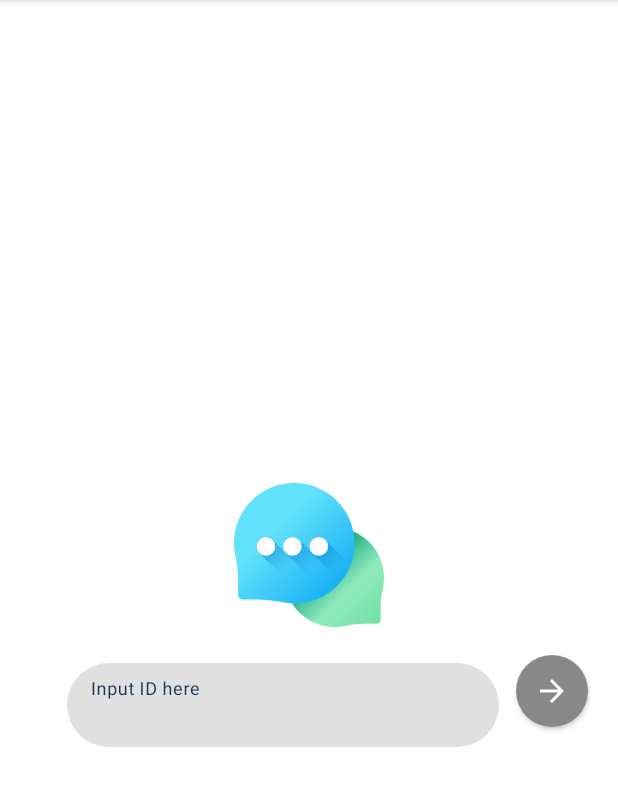
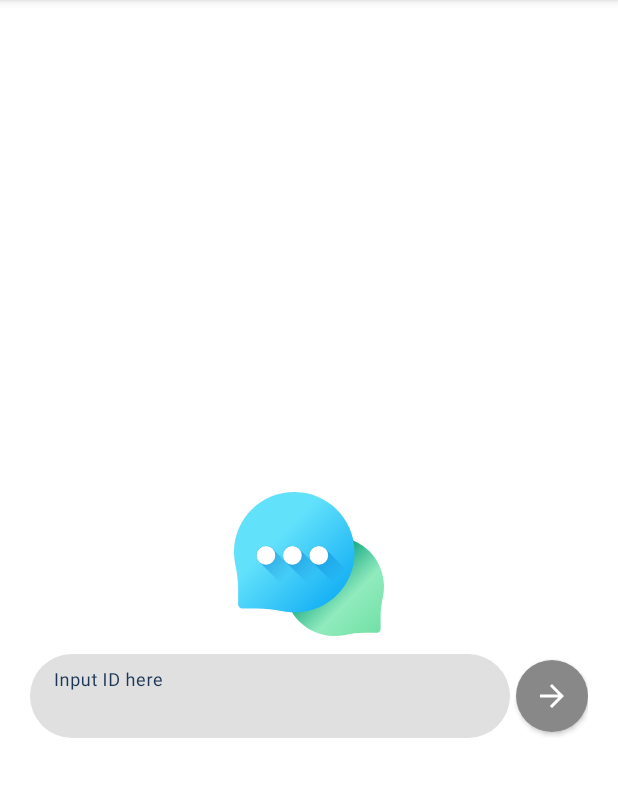
Before and after one commit to c3ll256/chaat-client-android, an Android app: the screen it shows after launch (LandingActivity), on a phone screen of 412 x 824 dp, the part 84-890 px from its top. Run offline under Robolectric (Android 15) with nearby library versions, the phone set to English and light mode, and no system bars; our stand-ins replace Volley; libraries missing offline, so code that uses them is left out: com.alibaba.fastjson.

Commit message:
修改部分样式 修正 消息发送 senderId 问题

```diff
--- a/app/src/main/java/com/c3ll256/chaat/LandingActivity.java
+++ b/app/src/main/java/com/c3ll256/chaat/LandingActivity.java
@@ -41,8 +41,6 @@ public class LandingActivity extends AppCompatActivity {
     textField = findViewById(R.id.textField);
     button = findViewById(R.id.login_button);
     SharedPreferences sp = getSharedPreferences("login", Context.MODE_PRIVATE);
-
-    setButtonClickable(false);
 
     if (sp.getBoolean("logged_in", false)) {
       Intent intent = new Intent();
@@ -112,6 +110,7 @@ public class LandingActivity extends AppCompatActivity {
       }
     });
 
+    setButtonClickable(false);
   }
 
   private void setButtonClickable(boolean clickable) {
--- a/app/src/main/java/com/c3ll256/chaat/MessageActivity.java
+++ b/app/src/main/java/com/c3ll256/chaat/MessageActivity.java
@@ -98,7 +98,7 @@ public class MessageActivity extends AppCompatActivity {
     mSocket.connect();
 
     // 創建 MessagesListAdapter
-    adapter = new MessagesListAdapter<>("1", (imageView, url, payload) -> {
+    adapter = new MessagesListAdapter<>(userId, (imageView, url, payload) -> {
       imageView.setScaleType(ImageView.ScaleType.FIT_XY);
       Glide.with(MessageActivity.this).load(url).fitCenter().into(imageView);
     });
--- a/app/src/main/res/layout/activity_landing.xml
+++ b/app/src/main/res/layout/activity_landing.xml
@@ -20,7 +20,10 @@
         <LinearLayout
                 android:orientation="horizontal"
                 android:layout_width="match_parent"
-                android:layout_height="wrap_content">
+                android:layout_height="wrap_content"
+                android:layout_gravity="center"
+                android:layout_marginTop="10dp"
+                android:paddingHorizontal="20dp">
             <com.google.android.material.textfield.TextInputLayout
                     app:shapeAppearanceOverlay="@style/ShapeAppearanceOverlay.Chaat.TextInputLayout.Rounded"
                     android:clipToPadding="true"
@@ -29,14 +32,13 @@
                     android:layout_height="wrap_content"
                     android:layout_weight="1"
                     android:hint="@string/hint_enter_id"
-                    android:layout_marginTop="10pt"
-                    android:layout_marginStart="20pt"
                     app:boxStrokeWidth="0dp"
                     app:boxStrokeWidthFocused="0dp">
 
                 <com.google.android.material.textfield.TextInputEditText
                         android:layout_width="match_parent"
                         android:layout_height="wrap_content"
+                        android:singleLine="true"
                 />
 
             </com.google.android.material.textfield.TextInputLayout>
@@ -50,10 +52,9 @@
                     android:insetBottom="0dp"
                     android:insetLeft="0dp"
                     android:insetRight="0dp"
-                    android:layout_marginTop="2pt"
-                    android:layout_marginStart="5pt"
-                    android:layout_marginEnd="20dp"
-                    app:icon="@drawable/outline_arrow_forward_24"/>
+                    app:icon="@drawable/outline_arrow_forward_24"
+                    android:layout_marginStart="4dp"
+                    android:layout_gravity="center"/>
         </LinearLayout>
     </LinearLayout>
 
```
